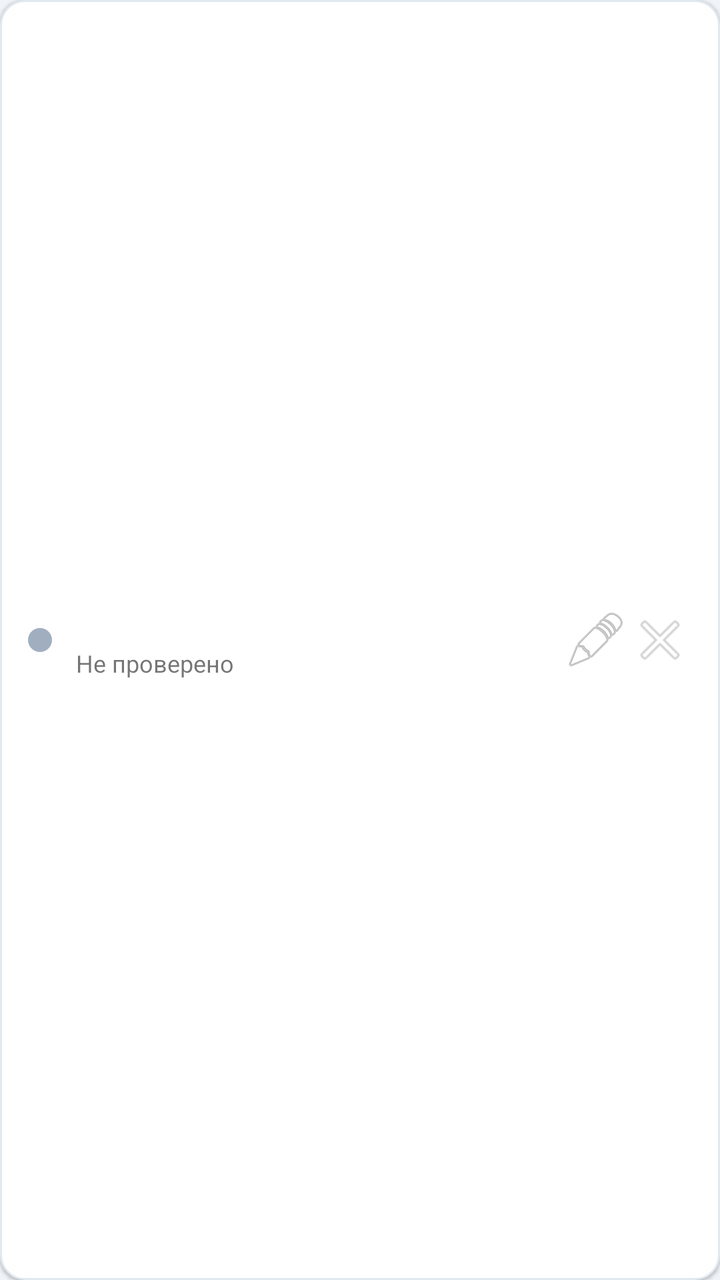
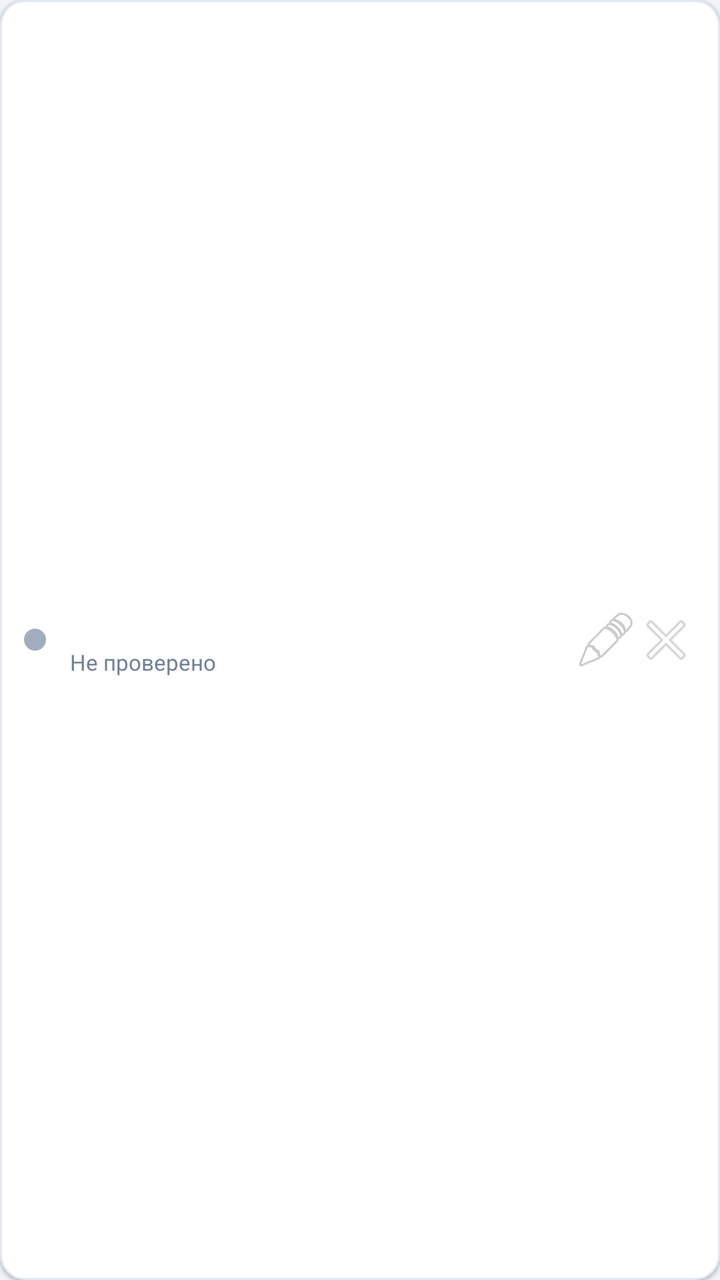

Before-and-after screenshots of an Android layout around one commit, followed by the original layout XML and the change that was made.
<!-- AndroidManifest.xml: application theme Theme.SiteChecker -->
<!-- res/layout/item_site.xml -->
<?xml version="1.0" encoding="utf-8"?>
<LinearLayout xmlns:android="http://schemas.android.com/apk/res/android"
    android:layout_width="match_parent"
    android:layout_height="wrap_content"
    android:orientation="horizontal"
    android:background="@drawable/bg_card"
    android:layout_marginTop="8dp"
    android:padding="14dp"
    android:gravity="center_vertical"
    android:elevation="1dp">

    
    <ImageView
        android:id="@+id/ivIndicator"
        android:layout_width="12dp"
        android:layout_height="12dp"
        android:src="@drawable/ic_circle"
        android:layout_marginEnd="12dp"/>

    
    <LinearLayout
        android:layout_width="0dp"
        android:layout_height="wrap_content"
        android:layout_weight="1"
        android:orientation="vertical">

        <TextView
            android:id="@+id/tvUrl"
            android:layout_width="match_parent"
            android:layout_height="wrap_content"
            android:textColor="@color/text_primary"
            android:textSize="14sp"
            android:textStyle="bold"
            android:ellipsize="end"
            android:singleLine="true"/>

        <LinearLayout
            android:layout_width="match_parent"
            android:layout_height="wrap_content"
            android:orientation="horizontal"
            android:gravity="center_vertical"
            android:layout_marginTop="4dp">

            <ProgressBar
                android:id="@+id/progressBar"
                android:layout_width="14dp"
                android:layout_height="14dp"
                android:layout_marginEnd="6dp"
                android:visibility="gone"/>

            <TextView
                android:id="@+id/tvStatus"
                android:layout_width="0dp"
                android:layout_height="wrap_content"
                android:layout_weight="1"
                android:textSize="12sp"
                android:text="Не проверено"/>

            
            <TextView
                android:id="@+id/tvPing"
                android:layout_width="wrap_content"
                android:layout_height="wrap_content"
                android:textSize="11sp"
                android:textStyle="bold"
                android:textColor="#FFFFFF"
                android:paddingStart="8dp"
                android:paddingEnd="8dp"
                android:paddingTop="3dp"
                android:paddingBottom="3dp"
                android:layout_marginStart="8dp"
                android:visibility="gone"/>
        </LinearLayout>
    </LinearLayout>

    
    <ImageButton
        android:id="@+id/btnEdit"
        android:layout_width="32dp"
        android:layout_height="32dp"
        android:src="@android:drawable/ic_menu_edit"
        android:background="?attr/selectableItemBackgroundBorderless"
        android:alpha="0.5"
        android:contentDescription="Редактировать"/>

    
    <ImageButton
        android:id="@+id/btnRemove"
        android:layout_width="32dp"
        android:layout_height="32dp"
        android:src="@android:drawable/ic_menu_close_clear_cancel"
        android:background="?attr/selectableItemBackgroundBorderless"
        android:alpha="0.4"
        android:contentDescription="Удалить"/>

</LinearLayout>
<!-- resources referenced by this layout -->
<resources>
  <color name="text_primary">#1A202C</color>
  <!-- drawable bg_card (drawable) -->
  <?xml version="1.0" encoding="utf-8"?>
  <shape xmlns:android="http://schemas.android.com/apk/res/android"
      android:shape="rectangle">
      <solid android:color="#FFFFFF"/>
      <corners android:radius="12dp"/>
      <stroke android:width="1dp" android:color="#E2E8F0"/>
  </shape>
  <!-- drawable ic_circle (drawable) -->
  <?xml version="1.0" encoding="utf-8"?>
  <shape xmlns:android="http://schemas.android.com/apk/res/android"
      android:shape="oval">
      <solid android:color="#A0AEC0"/>
  </shape>
  <style name="Theme.SiteChecker" parent="Theme.MaterialComponents.Light.NoActionBar">
          <item name="colorPrimary">@color/primary</item>
          <item name="colorPrimaryDark">@color/primary_dark</item>
          <item name="colorAccent">@color/primary</item>
          <item name="android:windowBackground">@color/bg_main</item>
      </style>
  <color name="primary">#1A56DB</color>
  <color name="primary_dark">#1246B5</color>
  <color name="bg_main">#F0F4F8</color>
</resources>

<!-- the commit's change to res/layout/item_site.xml (unified diff, before → after) -->
@@ -5,19 +5,17 @@
     android:orientation="horizontal"
     android:background="@drawable/bg_card"
     android:layout_marginTop="8dp"
-    android:padding="14dp"
+    android:padding="12dp"
     android:gravity="center_vertical"
     android:elevation="1dp">
 
-    
-    <ImageView
+    <View
         android:id="@+id/ivIndicator"
-        android:layout_width="12dp"
-        android:layout_height="12dp"
-        android:src="@drawable/ic_circle"
+        android:layout_width="11dp"
+        android:layout_height="11dp"
+        android:background="@drawable/ic_circle"
         android:layout_marginEnd="12dp"/>
 
-    
     <LinearLayout
         android:layout_width="0dp"
         android:layout_height="wrap_content"
@@ -39,58 +37,55 @@
             android:layout_height="wrap_content"
             android:orientation="horizontal"
             android:gravity="center_vertical"
-            android:layout_marginTop="4dp">
+            android:layout_marginTop="3dp">
 
             <ProgressBar
                 android:id="@+id/progressBar"
-                android:layout_width="14dp"
-                android:layout_height="14dp"
+                android:layout_width="13dp"
+                android:layout_height="13dp"
                 android:layout_marginEnd="6dp"
                 android:visibility="gone"/>
 
             <TextView
                 android:id="@+id/tvStatus"
-                android:layout_width="0dp"
-                android:layout_height="wrap_content"
-                android:layout_weight="1"
-                android:textSize="12sp"
-                android:text="Не проверено"/>
-
-            
-            <TextView
-                android:id="@+id/tvPing"
                 android:layout_width="wrap_content"
                 android:layout_height="wrap_content"
                 android:textSize="11sp"
-                android:textStyle="bold"
-                android:textColor="#FFFFFF"
-                android:paddingStart="8dp"
-                android:paddingEnd="8dp"
-                android:paddingTop="3dp"
-                android:paddingBottom="3dp"
-                android:layout_marginStart="8dp"
-                android:visibility="gone"/>
+                android:textColor="@color/text_secondary"
+                android:text="Не проверено"/>
         </LinearLayout>
     </LinearLayout>
 
-    
+    <TextView
+        android:id="@+id/tvPing"
+        android:layout_width="wrap_content"
+        android:layout_height="wrap_content"
+        android:textSize="11sp"
+        android:textStyle="bold"
+        android:textColor="#FFFFFF"
+        android:paddingStart="8dp"
+        android:paddingEnd="8dp"
+        android:paddingTop="3dp"
+        android:paddingBottom="3dp"
+        android:layout_marginStart="8dp"
+        android:layout_marginEnd="6dp"
+        android:visibility="gone"/>
+
     <ImageButton
         android:id="@+id/btnEdit"
-        android:layout_width="32dp"
-        android:layout_height="32dp"
+        android:layout_width="30dp"
+        android:layout_height="30dp"
         android:src="@android:drawable/ic_menu_edit"
         android:background="?attr/selectableItemBackgroundBorderless"
-        android:alpha="0.5"
+        android:alpha="0.45"
         android:contentDescription="Редактировать"/>
 
-    
     <ImageButton
         android:id="@+id/btnRemove"
-        android:layout_width="32dp"
-        android:layout_height="32dp"
+        android:layout_width="30dp"
+        android:layout_height="30dp"
         android:src="@android:drawable/ic_menu_close_clear_cancel"
         android:background="?attr/selectableItemBackgroundBorderless"
         android:alpha="0.4"
         android:contentDescription="Удалить"/>
-
 </LinearLayout>
<!-- resource entries referenced after the edit -->
@@ -1,6 +1,7 @@
 <!-- resources referenced by this layout -->
 <resources>
   <color name="text_primary">#1A202C</color>
+  <color name="text_secondary">#718096</color>
   <!-- drawable bg_card (drawable) -->
   <?xml version="1.0" encoding="utf-8"?>
   <shape xmlns:android="http://schemas.android.com/apk/res/android"
@@ -15,7 +16,7 @@
       android:shape="oval">
       <solid android:color="#A0AEC0"/>
   </shape>
-  <style name="Theme.SiteChecker" parent="Theme.MaterialComponents.Light.NoActionBar">
+  <style name="Theme.SiteChecker" parent="Theme.MaterialComponents.DayNight.NoActionBar">
           <item name="colorPrimary">@color/primary</item>
           <item name="colorPrimaryDark">@color/primary_dark</item>
           <item name="colorAccent">@color/primary</item>
